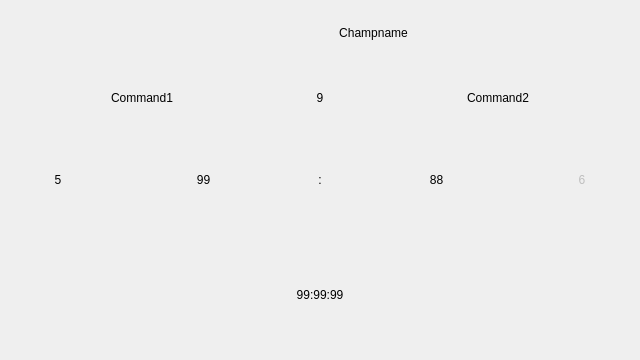
Old version of the form dialog.ui in the repository hhrhhr/miniFootballScoreboard.
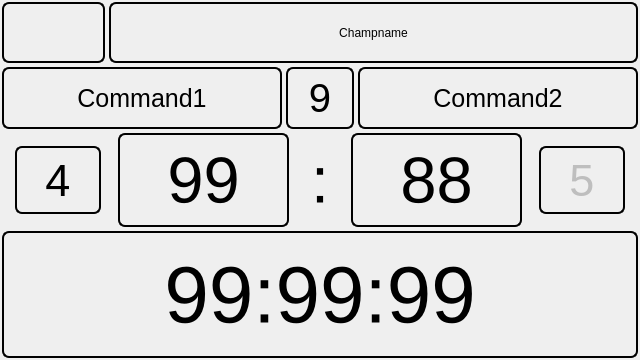
New version of the form. Icons and pictures are not drawn.

Patch:
```diff
--- a/dialog.ui
+++ b/dialog.ui
@@ -40,6 +40,30 @@
   <property name="windowTitle">
    <string>Табло (двойной щелчок - полный экран)</string>
   </property>
+  <property name="styleSheet">
+   <string notr="true">* {
+font: bold normal 30px &quot;Arial Black&quot;;
+background-color: &quot;#312448&quot;;
+color: &quot;#ffffff&quot;;
+margin: 2px;
+border-color: &quot;#ffffff&quot;;
+border-width: 2px;
+border-style: solid;
+border-radius: 7px;
+}
+#lbChampName, #lbCommand1, #lbCommand2 {font: normal italic 30 &quot;Arial&quot;}
+#lbCommand1, #lbCommand2 {font-size: 25px;}
+#lbCommand1 {background-color: &quot;#005500&quot;; color: &quot;#ffffff&quot;}
+#lbCommand2 {background-color: &quot;#00007f&quot;; color: &quot;#ffffff&quot;}
+#lbMatch {font-size: 40px;}
+#lbFoul1, #lbFoul2 {font-size: 45px; margin: 15px;}
+#lbFoul1:enabled, #lbFoul2:enabled {background-color: &quot;#00aa00&quot;;}
+#lbFoul1:disabled, #lbFoul2:disabled {background-color: &quot;#aa0000&quot;;}
+#lbScore1, #lbScore2, #lbScoreDivisor {font-size: 65px;}
+#lbTimer {font-size: 80px; background-color: &quot;#312448&quot;; color: &quot;#aaff7f&quot;;}
+#Dialog, #lbScoreDivisor {border-width: 0;}
+#lbLogo {border-color: &quot;#312448&quot;;}</string>
+  </property>
   <layout class="QVBoxLayout" name="verticalLayout" stretch="2,2,3,4">
    <property name="spacing">
     <number>0</number>
@@ -134,7 +158,7 @@
      <item>
       <widget class="QLabel" name="lbFoul1">
        <property name="text">
-        <string>5</string>
+        <string>4</string>
        </property>
        <property name="alignment">
         <set>Qt::AlignCenter</set>
@@ -177,7 +201,7 @@
         <bool>false</bool>
        </property>
        <property name="text">
-        <string>6</string>
+        <string>5</string>
        </property>
        <property name="alignment">
         <set>Qt::AlignCenter</set>
```
